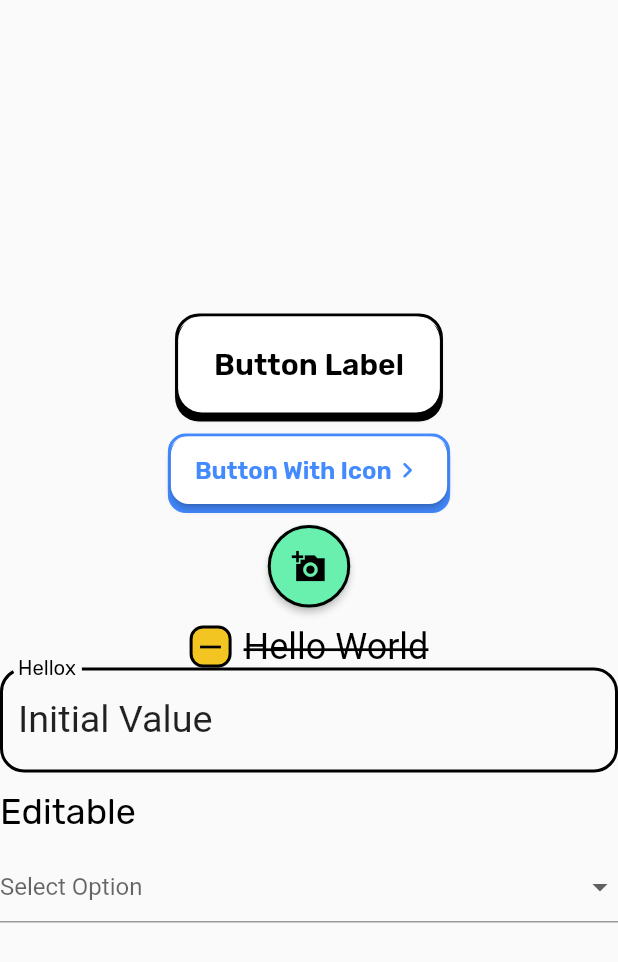
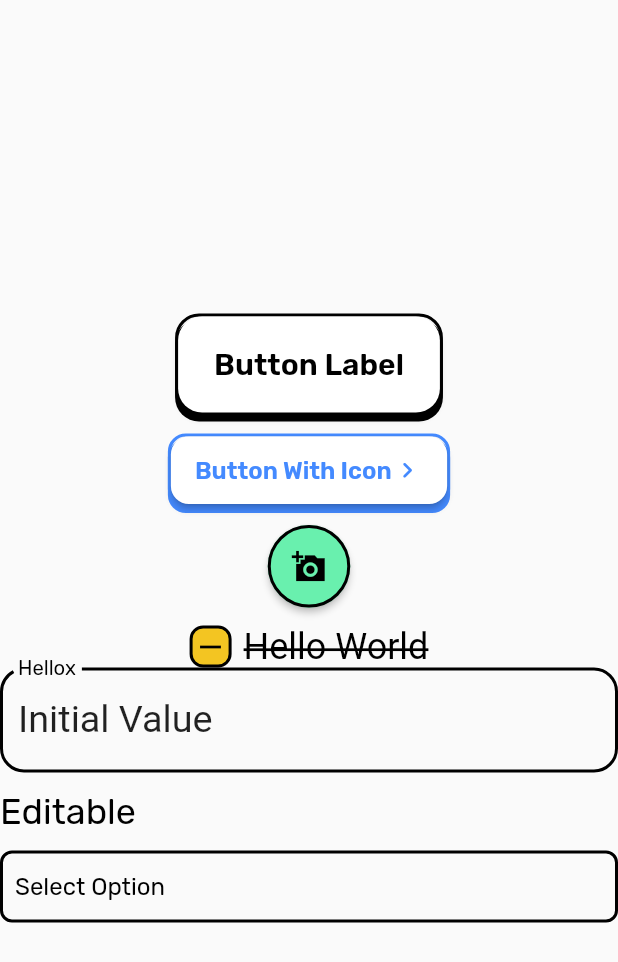
Before and after one commit to jnthn223/paper-ui, a Flutter app: the screen it shows after launch, on a phone screen of 412 x 824 dp. Shown: the top 962 px of the screen. Run offline on Flutter 3.47's test engine with Material 2 defaults, Android fonts, the phone set to English and light mode, and no system bars; our stand-ins replace google_fonts.

Commit message:
update select widget

```diff
--- a/paper_ui/lib/components/forms/select.dart
+++ b/paper_ui/lib/components/forms/select.dart
@@ -1,4 +1,5 @@
 import 'package:flutter/material.dart';
+import 'package:google_fonts/google_fonts.dart';
 
 class Select extends StatelessWidget {
   final List<String> options;
@@ -19,20 +20,60 @@ class Select extends StatelessWidget {
     return DropdownButtonFormField<String>(
       value: selectedValue,
       onChanged: onChanged,
-      hint: hint != null ? Text(hint!) : null,
+      hint: hint != null
+          ? Text(
+              hint!,
+              style: GoogleFonts.rubik(color: Colors.black),
+            )
+          : null,
       items: options.map<DropdownMenuItem<String>>((String value) {
         return DropdownMenuItem<String>(
           value: value,
-          child: Text(value),
+          child: Text(
+            value,
+            style: GoogleFonts.rubik(color: Colors.black),
+          ),
         );
       }).toList(),
-      elevation: 2, // Adjust the elevation as needed
+      elevation: 0,
       decoration: InputDecoration(
-        contentPadding:
-            EdgeInsets.symmetric(vertical: 10), // Adjust padding as needed
+        focusedBorder: customOutlineBorder(),
+        enabledBorder: customOutlineBorder(),
+        suffixIcon: Container(
+          width: 20,
+          decoration: BoxDecoration(
+            color: Colors.greenAccent,
+            border: Border.all(color: Colors.black, width: 2),
+            borderRadius: const BorderRadius.only(
+              topRight: Radius.circular(8),
+              bottomRight: Radius.circular(8),
+              topLeft: Radius.circular(0),
+              bottomLeft: Radius.circular(0),
+            ),
+          ),
+          child: const Padding(
+            padding: EdgeInsets.all(8.0), // Add padding around the icon
+            child: Icon(
+              Icons.arrow_drop_down,
+              color: Colors.black,
+            ),
+          ),
+        ),
+        contentPadding: const EdgeInsets.symmetric(
+            vertical: 10, horizontal: 10), // Adjust padding as needed
       ),
-      icon: const Icon(Icons.arrow_drop_down), // Add dropdown icon
+      icon: const SizedBox.shrink(),
       isExpanded: true,
     );
   }
+
+  OutlineInputBorder customOutlineBorder() {
+    return const OutlineInputBorder(
+      borderSide: BorderSide(
+        color: Colors.black,
+        width: 2.0,
+      ),
+      borderRadius: BorderRadius.all(Radius.circular(8)),
+    );
+  }
 }
```
Also changed, not shown: paper_ui_demo/lib/components/select_demo.dart (+0 -16 lines).
